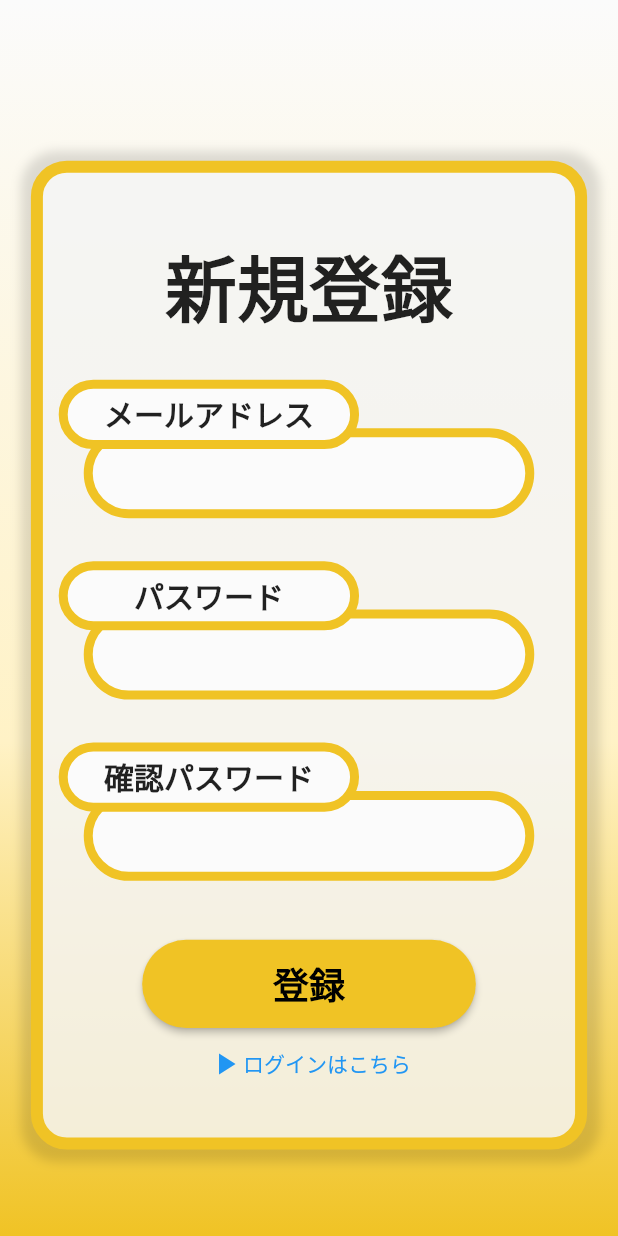
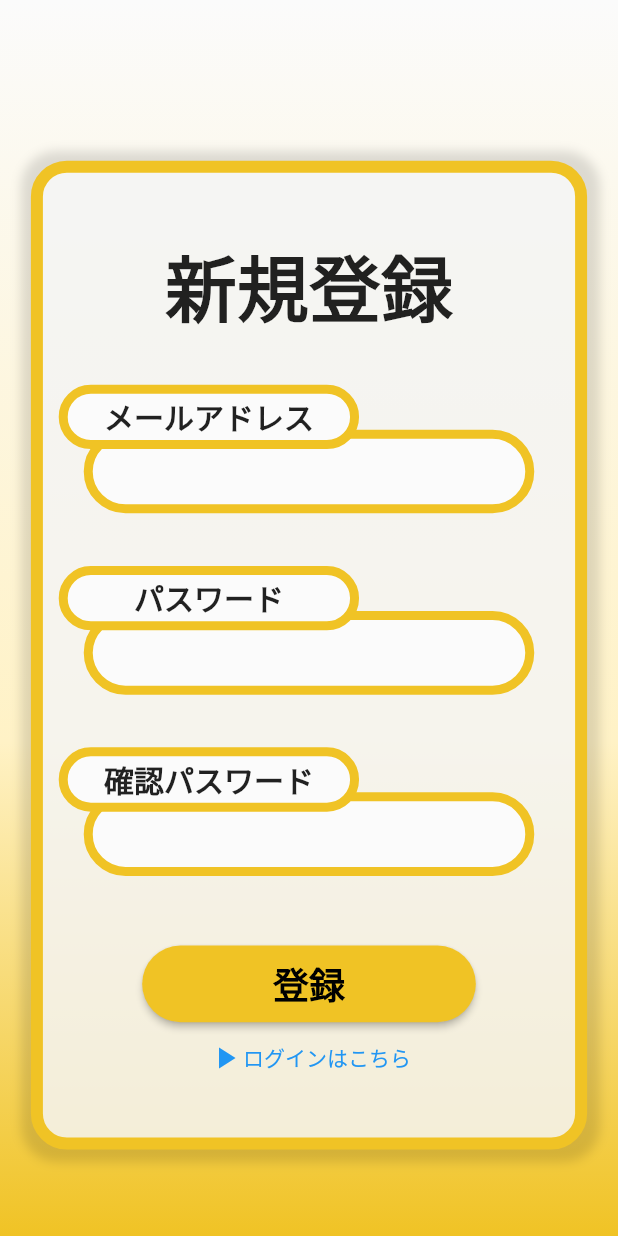
Before and after one commit to Onmyouzi/Oshigamimeguri, a Flutter app: the PageSignUp screen opened by its route, after a tap on "登録", on a phone screen of 412 x 824 dp. Run offline on Flutter 3.47's test engine with Material 2 defaults, Android fonts, the phone set to English and light mode, and no system bars.

Commit message:
fix:入力欄などのサイズが大きかったため直しました

```diff
--- a/lib/page_sign_up.dart
+++ b/lib/page_sign_up.dart
@@ -14,6 +14,11 @@ class PageSignUp extends StatelessWidget {
     final double boxHeight = size.height * 0.8;
     final double boxWidth = size.width * 0.9;
 
+    final form1 = GlobalKey<FormState>();
+    String email = '';
+    String password = '';
+    String checkPassword = '';
+
     return Scaffold(
       body: GestureDetector(
         onTap: () {
@@ -26,13 +31,15 @@ class PageSignUp extends StatelessWidget {
           children: [
             const Background(),
             Align(
-              alignment: Alignment(0, 0.3),
+              alignment: const Alignment(0, 0.3),
               child: FromBox(
                 height: boxHeight,
                 width: boxWidth,
+                child: Form(
+                  key: form1,
                   child: Column(
                     children: [
-                    Container(
+                      SizedBox(
                         height: boxHeight * 0.2 - 8,
                         child: const Align(
                           alignment: Alignment(0, 0.5),
@@ -43,45 +50,56 @@ class PageSignUp extends StatelessWidget {
                           ),
                         ),
                       ),
-                    Container(
+                      SizedBox(
                         height: boxHeight * 0.55,
                         child: Column(
                           mainAxisAlignment: MainAxisAlignment.spaceAround,
                           children: [
                             CustomTextFormField(
-                            height: boxHeight * 0.14,
+                              height: boxHeight * 0.13,
                               width: boxWidth * 0.9,
                               text: 'メールアドレス',
                               textInputAction: TextInputAction.next,
-                            onSaved: (value) {},
+                              onSaved: (value) {
+                                email = value;
+                              },
                             ),
                             CustomTextFormField(
-                            height: boxHeight * 0.14,
+                              height: boxHeight * 0.13,
                               width: boxWidth * 0.9,
                               obscureText: true,
                               text: 'パスワード',
-                            onSaved: (value) {},
+                              onSaved: (value) {
+                                password = value;
+                              },
                             ),
                             CustomTextFormField(
-                            height: boxHeight * 0.14,
+                              height: boxHeight * 0.13,
                               width: boxWidth * 0.9,
                               obscureText: true,
                               text: '確認パスワード',
-                            onSaved: (value) {},
+                              onSaved: (value) {
+                                checkPassword = value;
+                              },
                             ),
                           ],
                         ),
                       ),
-                    Container(
+                      SizedBox(
                         height: boxHeight * 0.25 - 8,
                         child: Column(
                           mainAxisAlignment: MainAxisAlignment.center,
                           children: [
                             CustomFormElevatedButton(
-                            height: (boxHeight * 0.4 - 8) * 0.23,
+                              height: (boxHeight * 0.4 - 8) * 0.2,
                               width: boxWidth * 0.6,
                               text: '登録',
-                            onPressed: () {},
+                              onPressed: () {
+                                form1.currentState?.save();
+                                print(email);
+                                print(password);
+                                print(checkPassword);
+                              },
                             ),
                             CustomFormTextButton(
                               text: 'ログインはこちら',
@@ -95,6 +113,7 @@ class PageSignUp extends StatelessWidget {
                     ],
                   ),
                 ),
+              ),
             )
           ],
         ),
```
Lines whose indentation alone changed are shown as unchanged.
